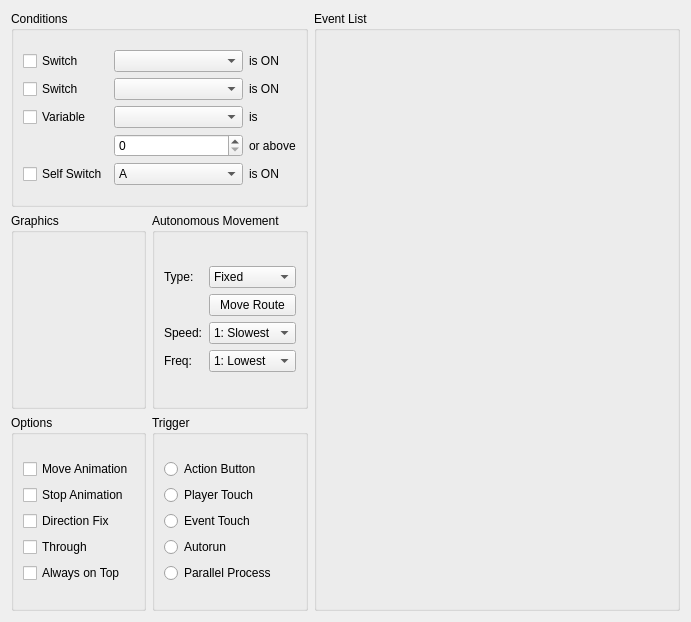
Old version of the form eventpage.ui in the repository jowin202/YaRXP.
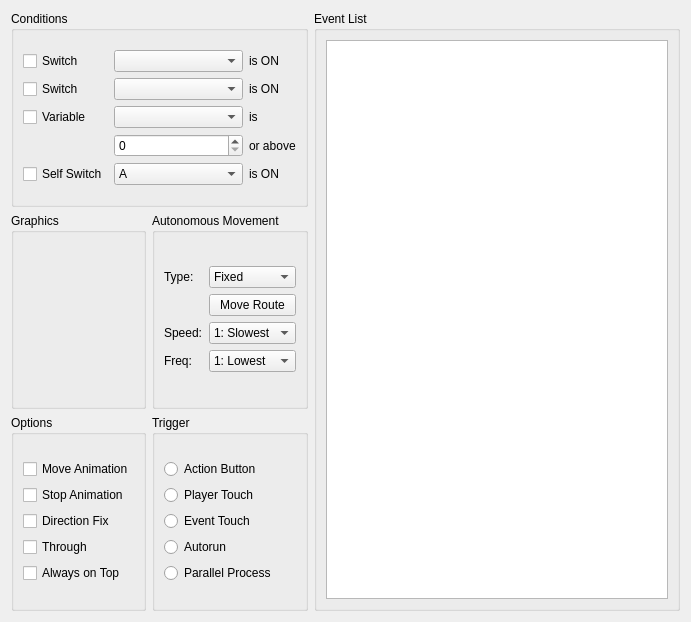
New version of the form.

```diff
--- a/eventpage.ui
+++ b/eventpage.ui
@@ -380,6 +380,11 @@
      <property name="title">
       <string>Event List</string>
      </property>
+     <layout class="QGridLayout" name="gridLayout_10">
+      <item row="0" column="0">
+       <widget class="QListView" name="listView"/>
+      </item>
+     </layout>
     </widget>
    </item>
   </layout>
```
